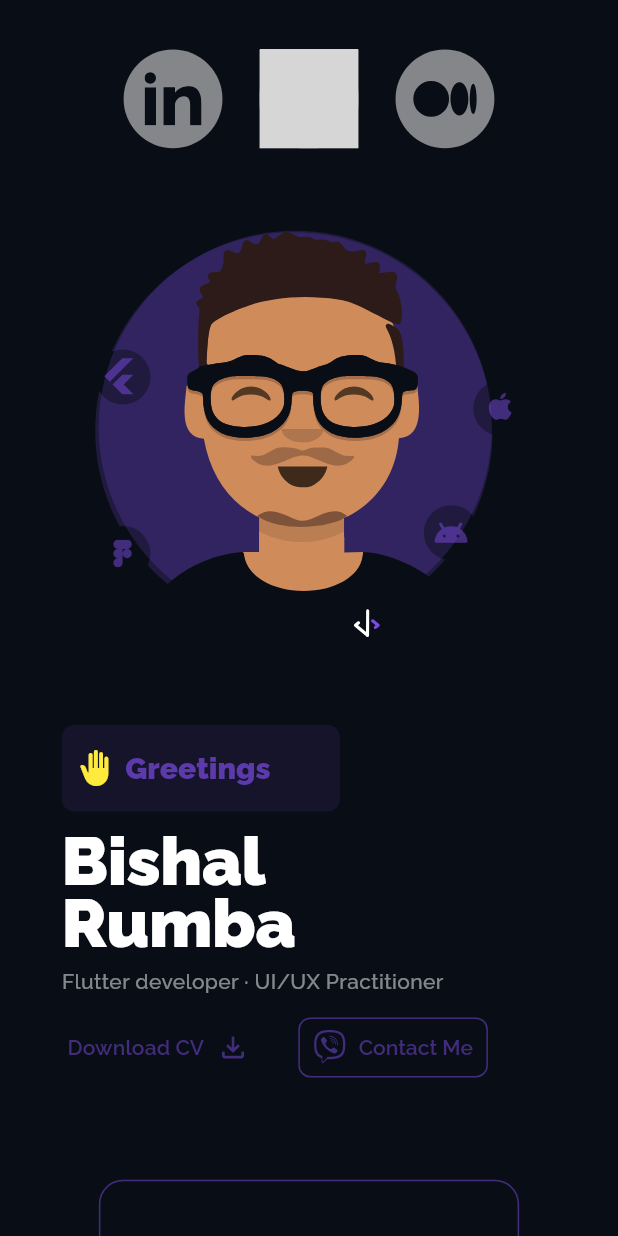
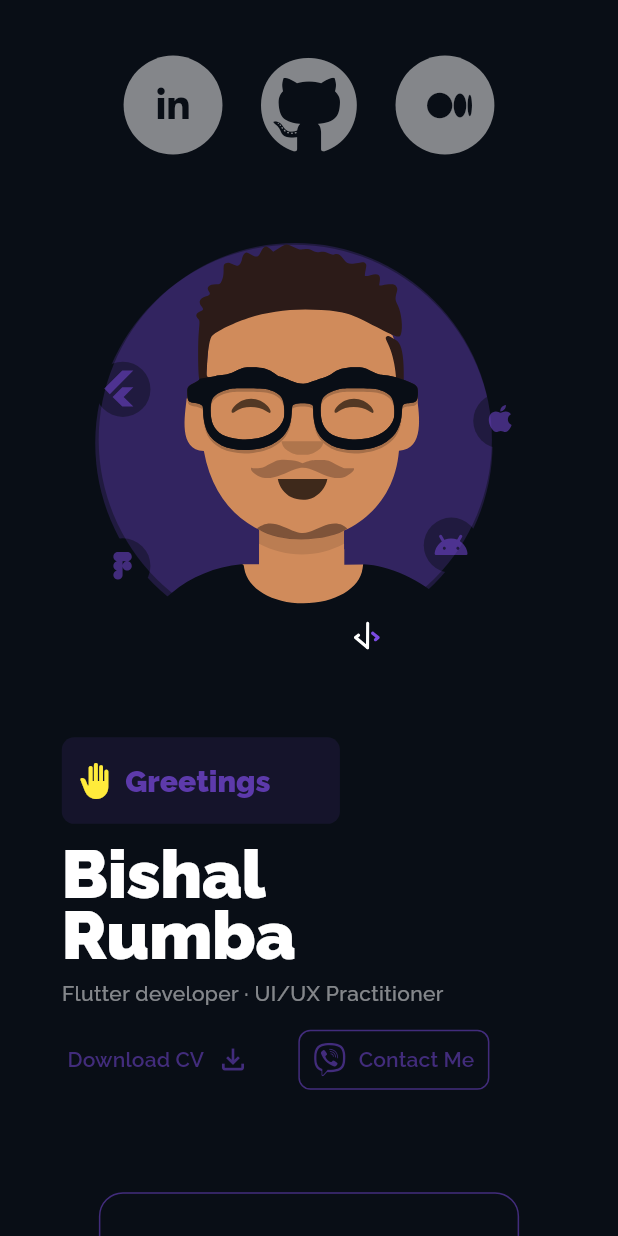
Before and after one commit to bishal-rumba007/portfolio-web, a Flutter app: the screen it shows after launch, on a phone screen of 412 x 824 dp. Run offline on Flutter 3.47's test engine with Material 2 defaults, Android fonts, the light colour scheme and no system bars; our stand-ins replace flutter_svg, font_awesome_flutter, google_fonts; statements that could not run were skipped; grey boxes are pictures that could not be loaded.

Commit message:
update header, create scroll to top button

```diff
--- a/lib/src/responsive/view/mobile/mobile_scaffold.dart
+++ b/lib/src/responsive/view/mobile/mobile_scaffold.dart
@@ -14,6 +14,27 @@ class MobileScaffoldView extends StatefulWidget {
 }
 
 class _MobileScaffoldViewState extends State<MobileScaffoldView> {
+  ScrollController scrollController = ScrollController();
+  bool showBtn = false;
+  @override
+  void initState() {
+    scrollController.addListener(() {
+      double showOffset = 5.0;
+      if(scrollController.offset > showOffset){
+        showBtn = true;
+        setState(() {
+          //update state
+        });
+      }else{
+        showBtn = false;
+        setState(() {
+          //update state
+        });
+      }
+    });
+    super.initState();
+  }
+
   @override
   Widget build(BuildContext context) {
     final size = MediaQuery.of(context).size;
@@ -22,6 +43,7 @@ class _MobileScaffoldViewState extends State<MobileScaffoldView> {
     return Scaffold(
       backgroundColor: Theme.of(context).colorScheme.background,
       body: SingleChildScrollView(
+        controller: scrollController,
         child: Column(
           crossAxisAlignment: CrossAxisAlignment.center,
           children: [
@@ -32,16 +54,28 @@ class _MobileScaffoldViewState extends State<MobileScaffoldView> {
               padding: EdgeInsets.symmetric(horizontal: 0.2 * w),
               child: Row(
                 mainAxisAlignment: MainAxisAlignment.spaceBetween,
+                crossAxisAlignment: CrossAxisAlignment.center,
                 children: [
                   Container(
                     height: 0.16 * w,
                     width: 0.16 * w,
-                    padding: const EdgeInsets.all(14),
                     decoration: BoxDecoration(
                         color: AppColor.avatarBackground,
                         borderRadius: BorderRadius.circular(0.3 * w)),
-                    child: SvgPicture.asset(
-                      "assets/icons/linkedin.svg",
+                    child: Center(
+                      child: Icon(
+                        FontAwesomeIcons.linkedinIn,
+                        color: Theme.of(context).colorScheme.background,
+                      ),
+                    ),
+                  ),
+                  SizedBox(
+                    height: 0.18 * w,
+                    width: 0.16 * w,
+                    child: Icon(
+                      FontAwesomeIcons.github,
+                      color: AppColor.avatarBackground,
+                      size: 0.16 * w,
                     ),
                   ),
                   Container(
@@ -49,26 +83,12 @@ class _MobileScaffoldViewState extends State<MobileScaffoldView> {
                     width: 0.16 * w,
                     decoration: BoxDecoration(
                         color: AppColor.avatarBackground,
-                        borderRadius: BorderRadius.circular(30)),
-                    child: SvgPicture.asset(
-                      "assets/icons/github.svg",
-                      colorFilter: ColorFilter.mode(
-                        Theme.of(context).colorScheme.background,
-                        BlendMode.color,
+                        borderRadius: BorderRadius.circular(0.3 * w)),
+                    child: Center(
+                      child: Icon(
+                        FontAwesomeIcons.medium,
+                        color: Theme.of(context).colorScheme.background,
                       ),
-                      height: 0.04 * w,
-                      width: 0.04 * w,
-                    ),
-                  ),
-                  Container(
-                    padding: const EdgeInsets.all(10),
-                    height: 0.16 * w,
-                    width: 0.16 * w,
-                    decoration: BoxDecoration(
-                        color: AppColor.avatarBackground,
-                        borderRadius: BorderRadius.circular(0.3 * w)),
-                    child: SvgPicture.asset(
-                      "assets/icons/medium.svg",
                     ),
                   ),
                 ],
@@ -199,14 +219,13 @@ class _MobileScaffoldViewState extends State<MobileScaffoldView> {
                         ),
                         Text(
                             "Contact Me",
-                          style: GoogleFonts.raleway(
+                            style: Theme.of(context).textTheme.titleSmall?.copyWith(
                               fontWeight: FontWeight.w600,
-                            fontSize: 14,
                               color: Theme.of(context)
                                   .colorScheme
                                   .primary
                                   .withOpacity(0.5),
-                          ),
+                            )
                         ),
                       ],
                     ),
@@ -230,7 +249,34 @@ class _MobileScaffoldViewState extends State<MobileScaffoldView> {
             const SkillSection(),
             SizedBox(height: 0.078 * h,),
             const CareerSection(),
+            SizedBox(height: 0.078 * h,),
+            const TestimonialSection(),
+            SizedBox(height: 0.078 * h,),
+            ContactSection(scrollController: scrollController),
+            SizedBox(height: 0.078 * h,),
+            const FooterSection(),
           ],
+        ),
+      ),
+      floatingActionButton: AnimatedOpacity(
+        duration: const Duration(milliseconds: 300),  //show/hide animation
+        opacity: showBtn ? 1.0:0.0,
+        child: FloatingActionButton(
+          onPressed: () {
+            scrollController.animateTo(
+                0,
+                duration: const Duration(milliseconds: 500),
+                curve: Curves.fastOutSlowIn
+            );
+          },
+          backgroundColor: Theme.of(context).colorScheme.primary.withOpacity(
+            0.5
+          ),
+          child: Icon(
+            Icons.arrow_upward,
+            size: 0.03 * h,
+            color: Colors.white,
+          ),
         ),
       ),
     );
```
Lines whose indentation alone changed are shown as unchanged.
